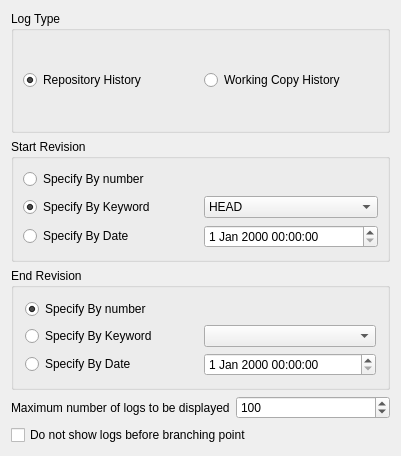
Old version of the form plugins/subversion/uilogview_option_dlg.ui in the repository KDE/kdevelop.
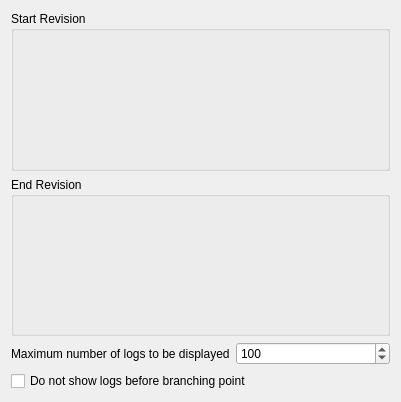
New version of the form. Custom widgets are drawn as their Qt base class.

Commit message: Some bugfix for logview operation. There was no need of direct retrieval of repository URL from local path. svn api does it for us. Also, change default start revision to BASE. HEAD doesn't work for moved, deleted revisions. Use standard SvnRevisionWidget for dialog box.

```diff
--- a/plugins/subversion/uilogview_option_dlg.ui
+++ b/plugins/subversion/uilogview_option_dlg.ui
@@ -6,7 +6,7 @@
     <x>0</x>
     <y>0</y>
     <width>401</width>
-    <height>456</height>
+    <height>402</height>
    </rect>
   </property>
   <property name="windowTitle" >
@@ -14,158 +14,30 @@
   </property>
   <layout class="QGridLayout" >
    <item row="0" column="0" >
-    <widget class="QGroupBox" name="logType" >
-     <property name="title" >
-      <string>Log Type</string>
-     </property>
-     <layout class="QGridLayout" >
-      <property name="leftMargin" >
-       <number>9</number>
-      </property>
-      <property name="topMargin" >
-       <number>9</number>
-      </property>
-      <property name="rightMargin" >
-       <number>9</number>
-      </property>
-      <property name="bottomMargin" >
-       <number>9</number>
-      </property>
-      <property name="horizontalSpacing" >
-       <number>6</number>
-      </property>
-      <property name="verticalSpacing" >
-       <number>6</number>
-      </property>
-      <item row="0" column="1" >
-       <widget class="QRadioButton" name="workingCopy" >
-        <property name="text" >
-         <string>Working Copy History</string>
-        </property>
-       </widget>
-      </item>
-      <item row="0" column="0" >
-       <widget class="QRadioButton" name="reposit" >
-        <property name="text" >
-         <string>Repository History</string>
-        </property>
-        <property name="checked" >
-         <bool>true</bool>
-        </property>
-       </widget>
-      </item>
-     </layout>
-    </widget>
-   </item>
-   <item row="1" column="0" >
     <widget class="QGroupBox" name="groupBox" >
      <property name="title" >
       <string>Start Revision</string>
      </property>
      <layout class="QGridLayout" >
-      <property name="leftMargin" >
-       <number>9</number>
-      </property>
-      <property name="topMargin" >
-       <number>9</number>
-      </property>
-      <property name="rightMargin" >
-       <number>9</number>
-      </property>
-      <property name="bottomMargin" >
-       <number>9</number>
-      </property>
-      <property name="horizontalSpacing" >
-       <number>6</number>
-      </property>
-      <property name="verticalSpacing" >
-       <number>6</number>
-      </property>
       <item row="0" column="0" >
-       <widget class="QRadioButton" name="startNum" >
-        <property name="text" >
-         <string>Specify By number</string>
-        </property>
-       </widget>
-      </item>
-      <item row="1" column="0" >
-       <widget class="QRadioButton" name="startKind" >
-        <property name="text" >
-         <string>Specify By Keyword</string>
-        </property>
-        <property name="checked" >
-         <bool>true</bool>
-        </property>
-       </widget>
-      </item>
-      <item row="1" column="1" >
-       <widget class="QComboBox" name="startKindEdit" >
-        <item>
-         <property name="text" >
-          <string>HEAD</string>
-         </property>
-        </item>
-       </widget>
-      </item>
-      <item row="2" column="0" >
-       <widget class="QRadioButton" name="startDate" >
-        <property name="text" >
-         <string>Specify By Date</string>
-        </property>
-       </widget>
-      </item>
-      <item row="0" column="1" >
-       <widget class="KIntNumInput" name="startNumEdit" />
-      </item>
-      <item row="2" column="1" >
-       <widget class="QDateTimeEdit" name="startDateEdit" />
+       <widget class="SvnRevisionWidget" native="1" name="startRevWidget" />
       </item>
      </layout>
     </widget>
    </item>
-   <item row="2" column="0" >
+   <item row="1" column="0" >
     <widget class="QGroupBox" name="groupBox_2" >
      <property name="title" >
       <string>End Revision</string>
      </property>
      <layout class="QGridLayout" >
       <item row="0" column="0" >
-       <widget class="QRadioButton" name="endNum" >
-        <property name="text" >
-         <string>Specify By number</string>
-        </property>
-        <property name="checked" >
-         <bool>true</bool>
-        </property>
-       </widget>
-      </item>
-      <item row="0" column="1" >
-       <widget class="KIntNumInput" name="endNumEdit" />
-      </item>
-      <item row="1" column="0" >
-       <widget class="QRadioButton" name="endKind" >
-        <property name="text" >
-         <string>Specify By Keyword</string>
-        </property>
-       </widget>
-      </item>
-      <item row="1" column="1" >
-       <widget class="QComboBox" name="endKindEdit" />
-      </item>
-      <item row="2" column="0" >
-       <widget class="QRadioButton" name="endDate" >
-        <property name="text" >
-         <string>Specify By Date</string>
-        </property>
-       </widget>
-      </item>
-      <item row="2" column="1" >
-       <widget class="QDateTimeEdit" name="endDateEdit" />
+       <widget class="SvnRevisionWidget" native="1" name="endRevWidget" />
       </item>
      </layout>
     </widget>
    </item>
-   <item row="3" column="0" >
+   <item row="2" column="0" >
     <layout class="QHBoxLayout" >
      <property name="spacing" >
       <number>6</number>
@@ -204,7 +76,7 @@
      </item>
     </layout>
    </item>
-   <item row="4" column="0" >
+   <item row="3" column="0" >
     <widget class="QCheckBox" name="checkBox1" >
      <property name="text" >
       <string>Do not show logs before branching point</string>
@@ -220,9 +92,10 @@
  <pixmapfunction>qPixmapFromMimeSource</pixmapfunction>
  <customwidgets>
   <customwidget>
-   <class>KIntNumInput</class>
+   <class>SvnRevisionWidget</class>
    <extends>QWidget</extends>
-   <header>knuminput.h</header>
+   <header>svn_revisionwidget.h</header>
+   <container>1</container>
   </customwidget>
  </customwidgets>
  <includes>
```
The commit also changes 7 other files.
